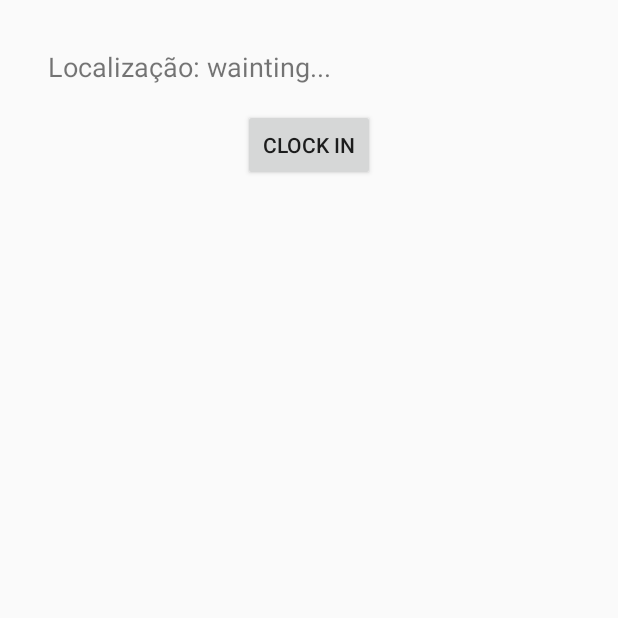
After one commit to ailtonmachador/Android-Project-3029396, an Android app built with Jetpack Compose: the ClockInActivity screen opened directly, with no data from a screen before it, on a phone screen of 412 x 824 dp, the top half of it. The commit adds this screen. Run offline under Robolectric (Android 15) with nearby library versions, the phone set to English and light mode, and no system bars.

Commit message:
location fetuare done, new button clock in in the main activity is implemented, also clockinActivity and the same file .xml was created. all files working fine

```diff
--- a/app/build.gradle.kts
+++ b/app/build.gradle.kts
@@ -66,7 +66,8 @@ dependencies {
     implementation(libs.androidx.appcompat)
     implementation(libs.material)
     implementation(libs.androidx.activity)
-    implementation(libs.androidx.constraintlayout) // Adicione a dependência do AppCompat
+    implementation(libs.androidx.constraintlayout)
+    implementation(libs.play.services.location) // Adicione a dependência do AppCompat
     testImplementation(libs.junit)
     androidTestImplementation(libs.androidx.junit)
     androidTestImplementation(libs.androidx.espresso.core)
--- a/app/src/main/AndroidManifest.xml
+++ b/app/src/main/AndroidManifest.xml
@@ -1,6 +1,8 @@
 <?xml version="1.0" encoding="utf-8"?>
 <manifest xmlns:android="http://schemas.android.com/apk/res/android"
     xmlns:tools="http://schemas.android.com/tools">
+    <uses-permission android:name="android.permission.ACCESS_FINE_LOCATION"/>
+    <uses-permission android:name="android.permission.ACCESS_COARSE_LOCATION"/>
 
     <application
         android:allowBackup="true"
@@ -42,6 +44,9 @@
         </activity>
         <activity android:name=".LoginActivity" />
         <activity android:name=".NotificationActivity" />
+        <activity android:name=".ClockInActivity" />
+
+
     </application>
 
 </manifest>
--- /dev/null
+++ b/app/src/main/res/layout/activity_clock_in.xml
@@ -0,0 +1,22 @@
+<LinearLayout
+    xmlns:android="http://schemas.android.com/apk/res/android"
+    android:layout_width="match_parent"
+    android:layout_height="match_parent"
+    android:orientation="vertical"
+    android:padding="16dp">
+
+    <TextView
+        android:id="@+id/locationTextView"
+        android:layout_width="match_parent"
+        android:layout_height="wrap_content"
+        android:text="Localização: wainting..."
+        android:textSize="18sp"
+        android:padding="16dp" />
+
+    <Button
+        android:id="@+id/checkInButton"
+        android:layout_width="wrap_content"
+        android:layout_height="wrap_content"
+        android:text="Clock In"
+        android:layout_gravity="center_horizontal" />
+</LinearLayout>
--- a/gradle/libs.versions.toml
+++ b/gradle/libs.versions.toml
@@ -12,6 +12,7 @@ appcompat = "1.7.0"
 material = "1.12.0"
 activity = "1.9.3"
 constraintlayout = "2.1.4"
+playServicesLocation = "21.3.0"
 
 [libraries]
 androidx-core-ktx = { group = "androidx.core", name = "core-ktx", version.ref = "coreKtx" }
@@ -32,6 +33,7 @@ androidx-appcompat = { group = "androidx.appcompat", name = "appcompat", version
 material = { group = "com.google.android.material", name = "material", version.ref = "material" }
 androidx-activity = { group = "androidx.activity", name = "activity", version.ref = "activity" }
 androidx-constraintlayout = { group = "androidx.constraintlayout", name = "constraintlayout", version.ref = "constraintlayout" }
+play-services-location = { group = "com.google.android.gms", name = "play-services-location", version.ref = "playServicesLocation" }
 
 [plugins]
 android-application = { id = "com.android.application", version.ref = "agp" }
```
Also changed, not shown: app/src/main/java/com/griffith/user5/ClockInActivity.kt (added, +131 -0 lines), app/src/main/java/com/griffith/user5/MainActivity.kt (+11 -0 lines), app/src/main/res/layout/activity_main.xml (+7 -0 lines).
